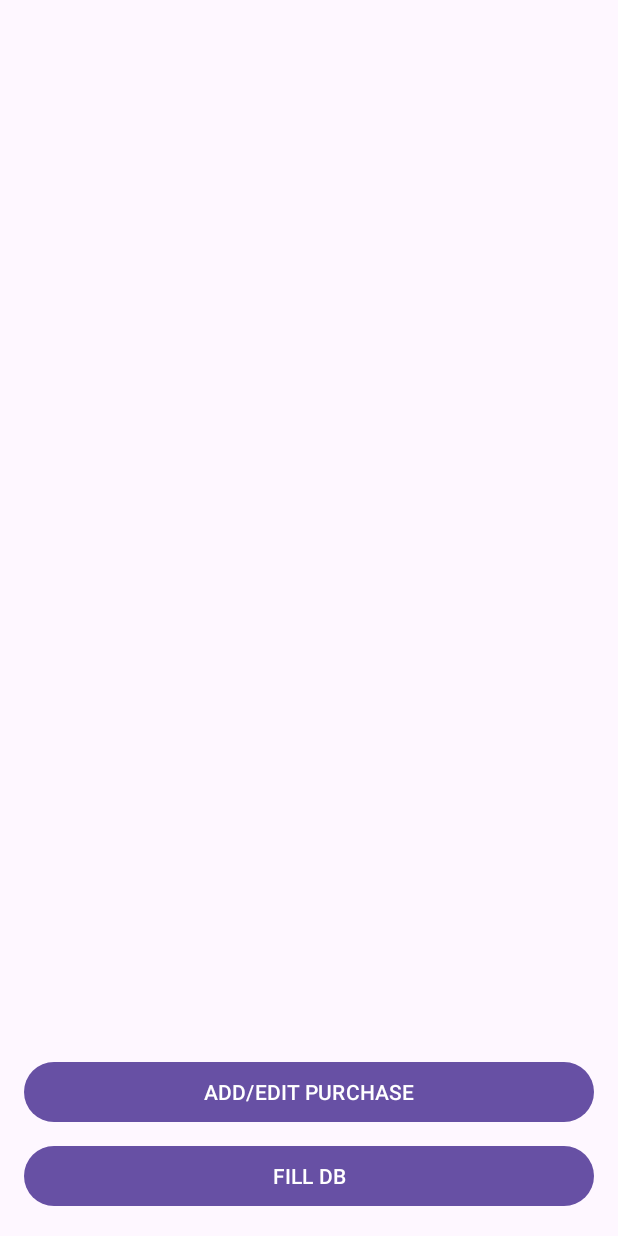
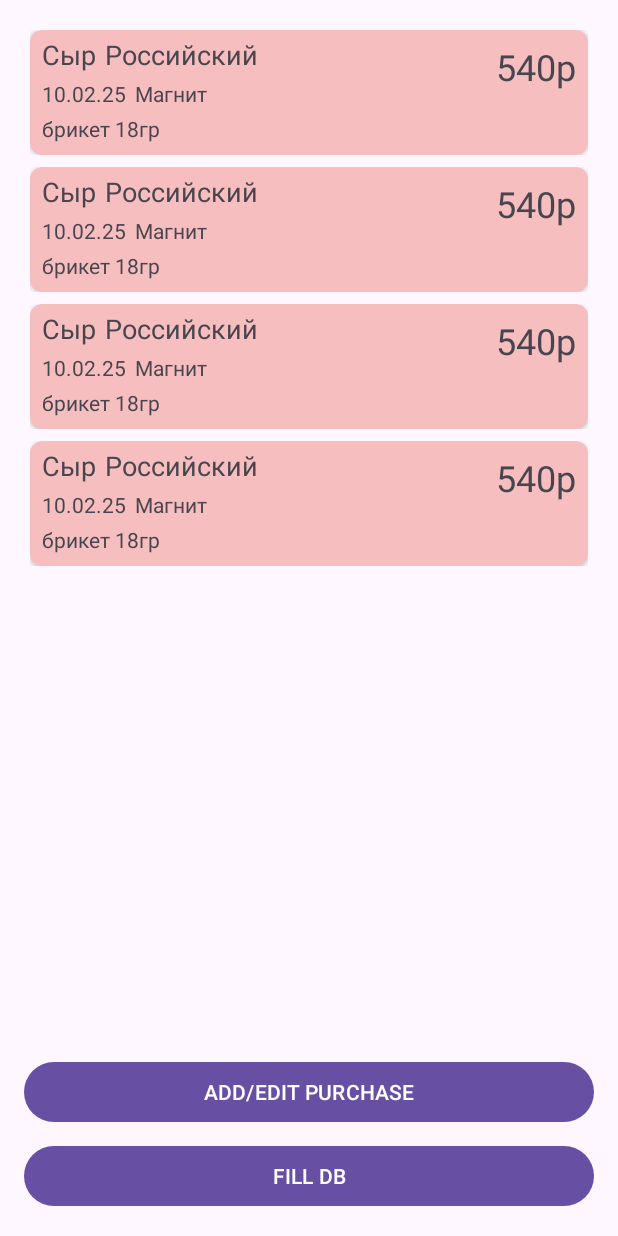
Before and after one commit to KotlyarovSergey/CostMemories, an Android app: the layout fragment_home.xml on its own in the app's theme, with its tools: preview values and no code run, on a phone screen of 412 x 824 dp. Run offline under Robolectric (Android 15) with nearby library versions, the phone set to English and light mode, and no system bars.

Commit message:
recycler view

```diff
--- a/app/src/main/java/com/ksv/costmemories/data/PurchasesDao.kt
+++ b/app/src/main/java/com/ksv/costmemories/data/PurchasesDao.kt
@@ -21,7 +21,7 @@ interface PurchasesDao {
                 "date, " +
                 "cost, " +
                 "comment, " +
-                "product_groups.group_name AS product_name, " +
+                "product_groups.group_name AS product, " +
                 "product_titles.title AS title, " +
                 "shops.shop_name AS shop_name, " +
                 "comment " +
@@ -36,7 +36,7 @@ interface PurchasesDao {
             "date, " +
             "cost, " +
             "comment, " +
-            "product_groups.group_name AS product_name, " +
+            "product_groups.group_name AS product, " +
             "product_titles.title AS title, " +
             "shops.shop_name AS shop_name, " +
             "comment " +
--- a/app/src/main/java/com/ksv/costmemories/entity/PurchaseTuple.kt
+++ b/app/src/main/java/com/ksv/costmemories/entity/PurchaseTuple.kt
@@ -7,7 +7,8 @@ data class PurchaseTuple(
     val date: String,
     val cost: Int,
     val comment: String?,
-    @ColumnInfo(name = "product_name") val product: String,
+//    @ColumnInfo(name = "product_name") val product: String,
+    val product: String,
     val title: String,
     @ColumnInfo(name = "shop_name") val shop: String,
 ) {
--- a/app/src/main/java/com/ksv/costmemories/ui/home/view/HomeFragment.kt
+++ b/app/src/main/java/com/ksv/costmemories/ui/home/view/HomeFragment.kt
@@ -1,6 +1,7 @@
 package com.ksv.costmemories.ui.home.view
 
 import android.os.Bundle
+import android.util.Log
 import androidx.fragment.app.Fragment
 import android.view.LayoutInflater
 import android.view.View
@@ -29,6 +30,10 @@ class HomeFragment : Fragment() {
     private val viewModel: HomeViewModel by viewModels {
         HomeViewModelFactory(Dependencies.getPurchasesDao())
     }
+    private val adapter = PurchaseAdapter(
+        onClick = { onItemClick(it) },
+        onLongClick = { onItemLongClick(it) }
+    )
 
     override fun onCreateView(
         inflater: LayoutInflater, container: ViewGroup?,
@@ -46,6 +51,7 @@ class HomeFragment : Fragment() {
 
     override fun onViewCreated(view: View, savedInstanceState: Bundle?) {
         super.onViewCreated(view, savedInstanceState)
+        binding.recycler.adapter = adapter
 
         binding.editPurchaseButton.setOnClickListener {
             findNavController().navigate(R.id.action_mainFragment_to_editPurchaseFragment)
@@ -64,7 +70,9 @@ class HomeFragment : Fragment() {
 
         //viewModel.setFilter("саль")
         viewModel.purchases.onEach { purchasesList ->
-            purchasesListHasChange(purchasesList)
+            //purchasesListHasChange(purchasesList)
+            Log.d("ksvlog", purchasesList.toString())
+            adapter.submitList(purchasesList)
         }.launchIn(viewLifecycleOwner.lifecycleScope)
 
     }
@@ -72,7 +80,15 @@ class HomeFragment : Fragment() {
     private fun purchasesListHasChange(purchaseList: List<PurchaseTuple>){
 //        val text = purchaseList.toString()
         val text = purchaseList.reversed().joinToString("\n")
-        binding.textView.text = text
+        //binding.textView.text = text
     }
 
+    private fun onItemClick(id: Long){
+
+    }
+
+    private fun onItemLongClick(id: Long): Boolean{
+
+        return true
+    }
 }
--- a/app/src/main/java/com/ksv/costmemories/ui/home/view/PurchaseAdapter.kt
+++ b/app/src/main/java/com/ksv/costmemories/ui/home/view/PurchaseAdapter.kt
@@ -1,5 +1,49 @@
 package com.ksv.costmemories.ui.home.view
 
-class PurchaseAdapter {
+import android.view.LayoutInflater
+import android.view.ViewGroup
+import androidx.recyclerview.widget.DiffUtil
+import androidx.recyclerview.widget.ListAdapter
+import androidx.recyclerview.widget.RecyclerView.ViewHolder
+import com.ksv.costmemories.databinding.PurchaseViewBinding
+import com.ksv.costmemories.entity.PurchaseTuple
+
+class PurchaseAdapter(
+    private val onClick: (Long) -> Unit,
+    private val onLongClick: (Long) -> Boolean
+): ListAdapter<PurchaseTuple, PurchaseAdapter.PurchaseViewHolder>(DiffUtilCallback()) {
+
+    inner class PurchaseViewHolder(private val binding: PurchaseViewBinding):
+        ViewHolder(binding.root){
+        fun bind(purchase: PurchaseTuple, onClick: (Long) -> Unit, onLongClick: (Long) -> Boolean){
+            binding.purchase = purchase
+            binding.rootView.setOnClickListener { onClick(purchase.id) }
+            binding.rootView.setOnLongClickListener { onLongClick(purchase.id) }
+        }
+    }
+
+    override fun onCreateViewHolder(parent: ViewGroup, viewType: Int): PurchaseViewHolder {
+        return PurchaseViewHolder(
+            PurchaseViewBinding.inflate(
+                LayoutInflater.from(parent.context),
+                parent,
+                false
+            )
+        )
+    }
+
+    override fun onBindViewHolder(holder: PurchaseViewHolder, position: Int) {
+        val purchase = currentList[position]
+        holder.bind(purchase, onClick, onLongClick)
+    }
+
+    class DiffUtilCallback: DiffUtil.ItemCallback<PurchaseTuple>(){
+        override fun areItemsTheSame(oldItem: PurchaseTuple, newItem: PurchaseTuple) =
+            oldItem.id == newItem.id
+
+        override fun areContentsTheSame(oldItem: PurchaseTuple, newItem: PurchaseTuple) =
+            oldItem == newItem
+
+    }
 
 }
--- a/app/src/main/res/layout/fragment_home.xml
+++ b/app/src/main/res/layout/fragment_home.xml
@@ -1,6 +1,7 @@
 <?xml version="1.0" encoding="utf-8"?>
 <layout xmlns:android="http://schemas.android.com/apk/res/android"
-    xmlns:tools="http://schemas.android.com/tools">
+    xmlns:tools="http://schemas.android.com/tools"
+    xmlns:app="http://schemas.android.com/apk/res-auto">
 
     <LinearLayout
         android:layout_width="match_parent"
@@ -10,11 +11,13 @@
         android:padding="16dp"
         tools:context=".ui.home.view.HomeFragment">
 
-        <TextView
-            android:id="@+id/text_view"
+        <androidx.recyclerview.widget.RecyclerView
+            android:id="@+id/recycler"
             android:layout_width="match_parent"
             android:layout_height="0dp"
-            android:textSize="18sp"
+            tools:itemCount="4"
+            tools:listitem="@layout/purchase_view"
+            app:layoutManager="androidx.recyclerview.widget.LinearLayoutManager"
             android:layout_weight="1.1"/>
 
         <Button
--- /dev/null
+++ b/app/src/main/res/layout/purchase_view.xml
@@ -0,0 +1,107 @@
+<?xml version="1.0" encoding="utf-8"?>
+<layout xmlns:android="http://schemas.android.com/apk/res/android"
+    xmlns:app="http://schemas.android.com/apk/res-auto"
+    xmlns:tools="http://schemas.android.com/tools">
+
+    <data>
+        <variable
+            name="purchase"
+            type="com.ksv.costmemories.entity.PurchaseTuple" />
+    </data>
+
+    <FrameLayout
+        android:id="@+id/root_view"
+        android:padding="2dp"
+        android:layout_margin="2dp"
+        android:layout_width="match_parent"
+        android:layout_height="wrap_content">
+
+        <androidx.cardview.widget.CardView
+            android:id="@+id/card"
+            app:cardCornerRadius="8dp"
+            app:cardBackgroundColor="#F6BEBE"
+            android:layout_width="match_parent"
+            android:layout_height="wrap_content">
+
+            <androidx.constraintlayout.widget.ConstraintLayout
+                android:layout_marginBottom="8dp"
+                android:layout_width="match_parent"
+                android:layout_height="wrap_content">
+
+                <TextView
+                    android:id="@+id/cost"
+                    android:layout_width="wrap_content"
+                    android:layout_height="wrap_content"
+                    android:textSize="24sp"
+                    android:text="@{@string/cost_pattern(purchase.cost)}"
+                    tools:text="540р"
+                    android:layout_margin="8dp"
+                    app:layout_constraintTop_toTopOf="parent"
+                    app:layout_constraintEnd_toEndOf="parent"/>
+
+                <TextView
+                    android:id="@+id/product"
+                    android:layout_width="wrap_content"
+                    android:layout_height="wrap_content"
+                    android:text="@{purchase.product}"
+                    tools:text="Сыр"
+                    android:layout_marginTop="4dp"
+                    android:layout_marginStart="8dp"
+                    android:textSize="18sp"
+                    app:layout_constraintStart_toStartOf="parent"
+                    app:layout_constraintTop_toTopOf="parent"/>
+
+                <TextView
+                    android:id="@+id/title"
+                    android:layout_width="0dp"
+                    android:layout_height="wrap_content"
+                    android:textSize="18sp"
+                    android:layout_marginStart="6dp"
+                    android:text="@{purchase.title}"
+                    tools:text="Российский"
+                    app:layout_constraintStart_toEndOf="@id/product"
+                    app:layout_constraintTop_toTopOf="@id/product"
+                    app:layout_constraintBottom_toBottomOf="@id/product"
+                    app:layout_constraintEnd_toStartOf="@id/cost"/>
+
+                <TextView
+                    android:id="@+id/date"
+                    android:layout_width="wrap_content"
+                    android:layout_height="wrap_content"
+                    android:layout_marginTop="4dp"
+                    android:textSize="14sp"
+                    android:text="@{purchase.date}"
+                    tools:text="10.02.25"
+                    app:layout_constraintStart_toStartOf="@id/product"
+                    app:layout_constraintTop_toBottomOf="@id/product"/>
+
+                <TextView
+                    android:id="@+id/shop"
+                    android:layout_width="0dp"
+                    android:layout_height="wrap_content"
+                    android:textSize="14sp"
+                    android:layout_marginStart="6dp"
+                    android:text="@{purchase.shop}"
+                    tools:text="Магнит"
+                    app:layout_constraintStart_toEndOf="@id/date"
+                    app:layout_constraintTop_toTopOf="@id/date"
+                    app:layout_constraintBottom_toBottomOf="@id/date"
+                    app:layout_constraintEnd_toStartOf="@id/cost"/>
+
+                <TextView
+                    android:id="@+id/comment"
+                    android:layout_width="0dp"
+                    android:layout_height="wrap_content"
+                    android:layout_marginTop="4dp"
+                    android:textSize="14sp"
+                    android:text="@{purchase.comment}"
+                    tools:text="брикет 18гр"
+                    app:layout_constraintStart_toStartOf="@id/product"
+                    app:layout_constraintEnd_toEndOf="parent"
+                    app:layout_constraintTop_toBottomOf="@id/date"/>
+
+
+            </androidx.constraintlayout.widget.ConstraintLayout>
+        </androidx.cardview.widget.CardView>
+    </FrameLayout>
+</layout>
--- a/app/src/main/res/values/strings.xml
+++ b/app/src/main/res/values/strings.xml
@@ -5,4 +5,5 @@
     <string name="date_input_error">Неверная дата</string>
     <string name="cost_input_error">Введите цену</string>
     <string name="add_purchase_success">Покупка добавлена</string>
+    <string name="cost_pattern">%dр</string>
 </resources>
```
